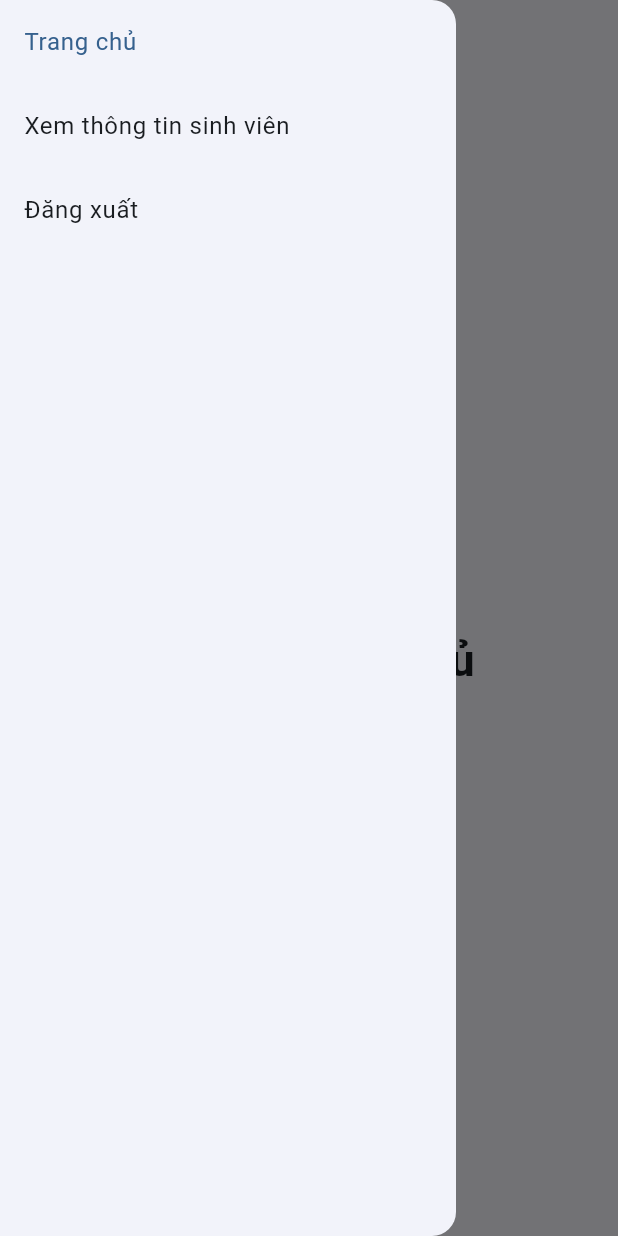
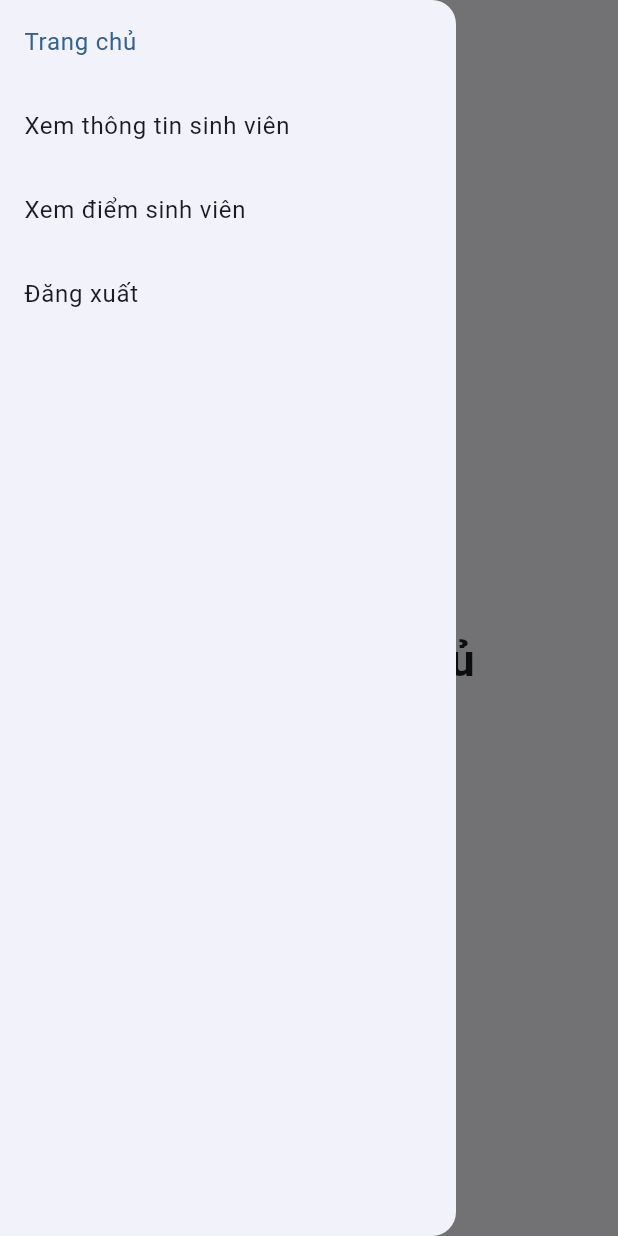
Before and after one commit to nana2503/DOAN_FLUTTER, a Flutter app: the UserHomePage screen opened directly, with the side drawer open, on a phone screen of 412 x 824 dp. Run offline on Flutter 3.47's test engine with Material 3 defaults, Android fonts, the light colour scheme and no system bars; our stand-ins replace flutter_secure_storage; accounts and stored records are empty.

Commit message:
update sinh viên

```diff
--- a/lib/screens/userHome_page.dart
+++ b/lib/screens/userHome_page.dart
@@ -21,7 +21,11 @@ class _UserHomePageState extends State<UserHomePage> {
       'Đây là trang chủ',
       style: optionStyle,
     ),
-    const UserPage(), // Thay Text bằng UserPage để hiển thị trang "Xem thông tin sinh viên"
+    const UserPage(),
+        const Text(
+      'Xem điểm',
+      style: optionStyle,
+    ),
     const Text(
       'Đăng xuất',
       style: optionStyle,
@@ -71,11 +75,18 @@ class _UserHomePageState extends State<UserHomePage> {
                   _onItemTapped(1);
                   Navigator.pop(context);
                 }),
-            ListTile(
-                title: const Text("Đăng xuất"),
+                  ListTile(
+                title: const Text("Xem điểm sinh viên"),
                 selected: _selectedIndex == 2,
                 onTap: () {
                   _onItemTapped(2);
+                  Navigator.pop(context);
+                }),
+            ListTile(
+                title: const Text("Đăng xuất"),
+                selected: _selectedIndex == 3,
+                onTap: () {
+                  _onItemTapped(3);
                   handleLogout();
                 })
           ],
```
Also changed, not shown: lib/screens/userPoin_page.dart (added, +15 -0 lines), lib/screens/user_page.dart (+6 -8 lines), lib/utils/services.dart (+12 -13 lines), 2 other files.
